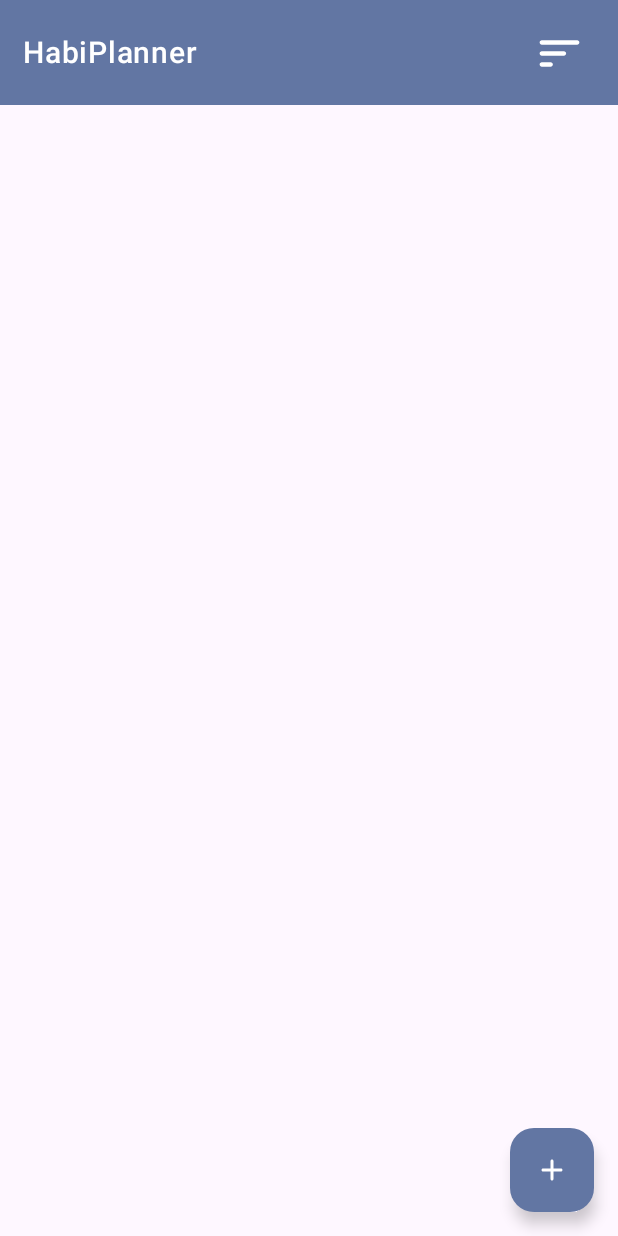
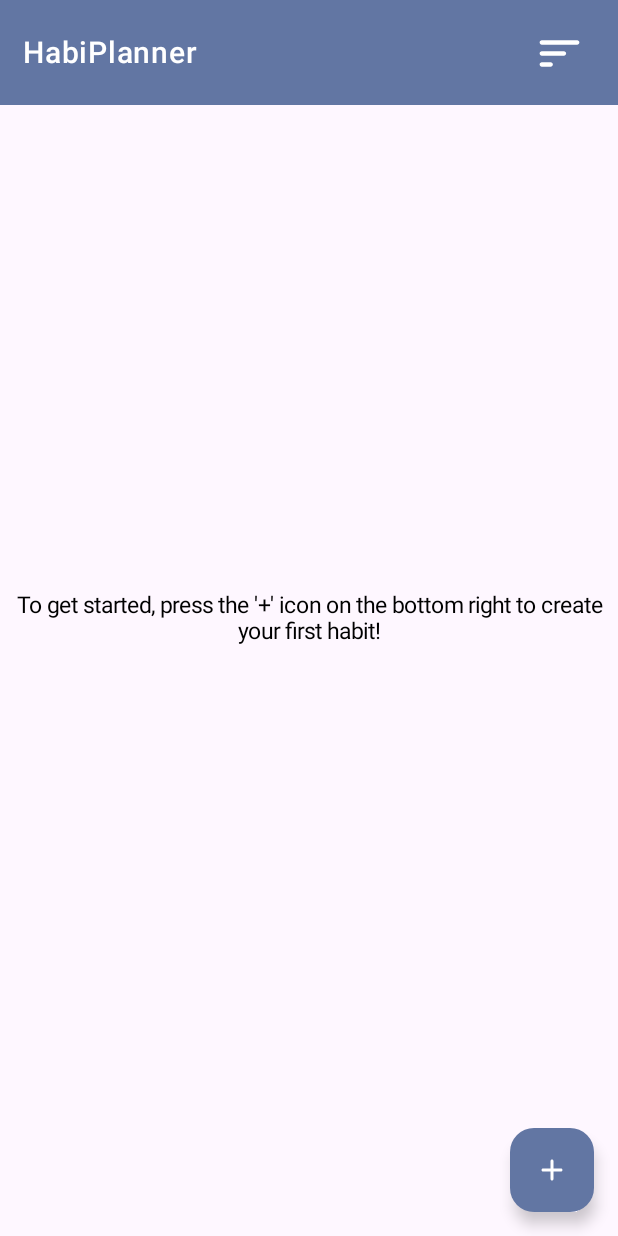
Before and after one commit to arjunsuthaharan/HabiPlanner, an Android app built with Jetpack Compose: the screen it shows after launch (MainActivity), on a phone screen of 412 x 824 dp. Run offline under Robolectric (Android 15) with nearby library versions, the phone set to English and light mode, and no system bars; our stand-ins replace Room's generated code.

Commit message:
Added text instructions when no habits populating habits screen

```diff
--- a/app/src/main/java/com/example/habit_tracker/presentation/HabitsScreen.kt
+++ b/app/src/main/java/com/example/habit_tracker/presentation/HabitsScreen.kt
@@ -4,6 +4,7 @@ import android.os.Handler
 import android.widget.Toast
 import androidx.compose.foundation.background
 import androidx.compose.foundation.layout.Arrangement
+import androidx.compose.foundation.layout.Box
 import androidx.compose.foundation.layout.Column
 import androidx.compose.foundation.layout.Row
 import androidx.compose.foundation.layout.Spacer
@@ -14,6 +15,7 @@ import androidx.compose.foundation.layout.padding
 import androidx.compose.foundation.layout.size
 import androidx.compose.foundation.lazy.LazyColumn
 import androidx.compose.foundation.shape.RoundedCornerShape
+import androidx.compose.foundation.text.BasicText
 import androidx.compose.material.icons.Icons
 import androidx.compose.material.icons.filled.Info
 import androidx.compose.material.icons.filled.MoreVert
@@ -45,7 +47,9 @@ import androidx.compose.ui.Alignment
 import androidx.compose.ui.Modifier
 import androidx.compose.ui.draw.clip
 import androidx.compose.ui.platform.LocalContext
+import androidx.compose.ui.text.TextStyle
 import androidx.compose.ui.text.font.FontWeight
+import androidx.compose.ui.text.style.TextAlign
 import androidx.compose.ui.unit.dp
 import androidx.compose.ui.unit.sp
 import androidx.navigation.NavController
@@ -61,8 +65,8 @@ fun HabitsScreen(
     onEvent: (HabitEvents) -> Unit
 ){
     val context = LocalContext.current
-    var expanded by remember { mutableStateOf(false) }
     var sortMessage by remember { mutableStateOf("Sorted by date") }
+    //var expanded by remember { mutableStateOf(false) }
 
     Scaffold(
         topBar = {
@@ -153,13 +157,33 @@ fun HabitsScreen(
                 .padding(8.dp),
             verticalArrangement = Arrangement.spacedBy(15.dp)
         ){
+
+
             items(state.habits.size) { index ->
                 HabitItem(state = state, index = index, navController = navController, onEvent = onEvent)
             }
+
+
         }
 
 
     }
+
+    if(state.habits.isEmpty()){
+        Box(
+            modifier = Modifier.fillMaxSize(),
+            contentAlignment = Alignment.Center
+        ) {
+            BasicText(text = "To get started, press the '+' icon on the bottom right to create your first habit!",
+                style = TextStyle(
+                fontSize = 15.sp,
+                textAlign = TextAlign.Center,
+                    color = MaterialTheme.colorScheme.onSecondary
+            )
+            )
+        }
+    }
+
 
 }
 
--- a/app/src/main/java/com/example/habit_tracker/ui/theme/Theme.kt
+++ b/app/src/main/java/com/example/habit_tracker/ui/theme/Theme.kt
@@ -21,6 +21,7 @@ private val DarkColorScheme = darkColorScheme(
     secondary = Lavender,
     tertiary = DarkBlue,
     onPrimary = Color.White,
+    onSecondary = Color.White,
     onSecondaryContainer = Color.Black
 
 
@@ -29,7 +30,8 @@ private val DarkColorScheme = darkColorScheme(
 private val LightColorScheme = lightColorScheme(
     primary = Hamlindigo,
     secondary = Lavender,
-    tertiary = DarkBlue
+    tertiary = DarkBlue,
+    onSecondary = Color.Black,
 
     /* Other default colors to override
     background = Color(0xFFFFFBFE),
```
